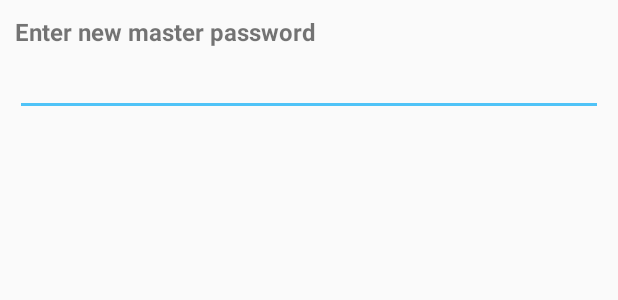
After one commit to badarsh2/Genie, an Android app: the layout popup_layout.xml on its own in the app's theme, with its tools: preview values and no code run, on a phone screen of 412 x 824 dp. The commit adds this screen. Shown: the top 300 px of the screen. Run offline under Robolectric (Android 15) with nearby library versions, the phone set to English and light mode, and no system bars.

Commit message:
Master password done

```diff
--- a/app/src/main/AndroidManifest.xml
+++ b/app/src/main/AndroidManifest.xml
@@ -42,6 +42,7 @@
         <receiver android:name=".ReceiveSMS$switchButtonListenereight" />
         <receiver android:name=".ReceiveSMS$switchButtonListenernine" />
         <receiver android:name=".ReceiveSMS$switchButtonListenerbackspace" />
+        <receiver android:name=".ReceiveSMS$switchButtonListenersubmit" />
 
     </application>
 
--- a/app/src/main/res/layout/custom_notification.xml
+++ b/app/src/main/res/layout/custom_notification.xml
@@ -22,7 +22,7 @@
             android:textSize="28sp"
             android:gravity="end"/>
         <ImageButton
-            android:id="@+id/btnok"
+            android:id="@+id/submit"
             android:layout_width="0dp"
             android:layout_weight="1"
             android:layout_height="match_parent"
--- /dev/null
+++ b/app/src/main/res/layout/popup_layout.xml
@@ -0,0 +1,29 @@
+<?xml version="1.0" encoding="utf-8"?>
+<LinearLayout xmlns:android="http://schemas.android.com/apk/res/android"
+    android:id="@+id/layout_root"
+    android:layout_width="fill_parent"
+    android:layout_height="fill_parent"
+    android:orientation="vertical"
+    android:padding="10dp" >
+
+    <TextView
+        android:id="@+id/textView"
+        android:layout_width="wrap_content"
+        android:layout_height="wrap_content"
+        android:text="Enter new master password"
+        android:textSize="16sp"
+        android:textStyle="bold"/>
+
+    <EditText
+        android:id="@+id/userInput"
+        android:layout_width="match_parent"
+        android:lines="3"
+        android:layout_height="wrap_content"
+        android:inputType="number">
+
+        <requestFocus />
+
+    </EditText>
+
+
+</LinearLayout>
```
Also changed, not shown: app/src/main/java/com/example/adarsh/lockscreen/LockScreenActivity.java (+53 -10 lines), app/src/main/java/com/example/adarsh/lockscreen/ReceiveSMS.java (+33 -12 lines), 1 other file.
